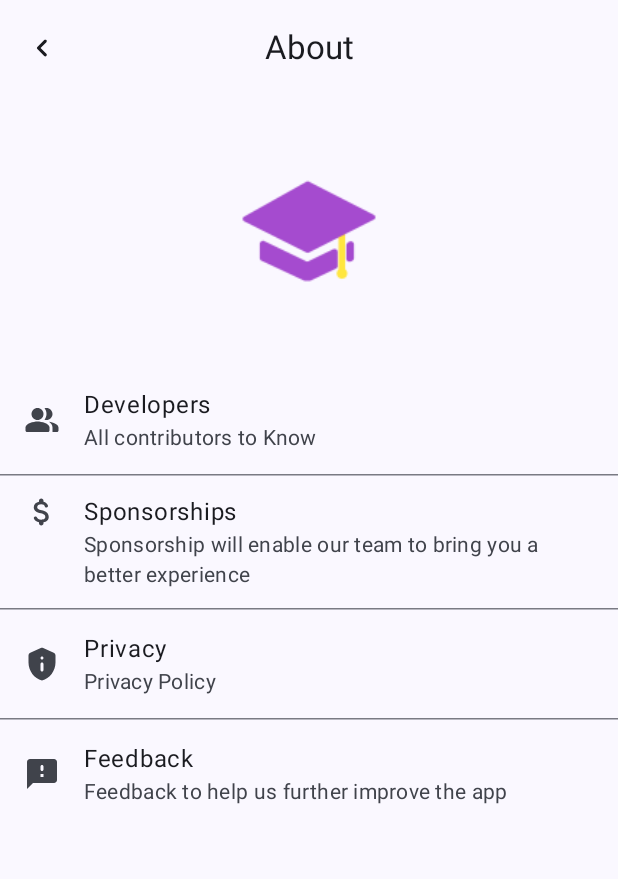
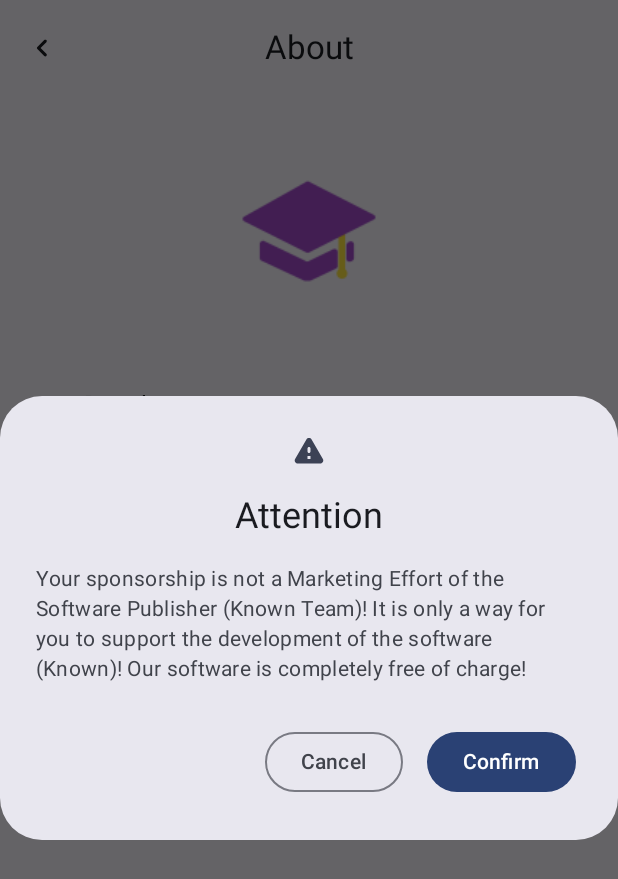
Before and after one commit to Melendez1209/Known, an Android app built with Jetpack Compose: the AboutScreen screen opened through its navigation route, after a tap on "Sponsorships", on a phone screen of 412 x 824 dp. Shown: the top 879 px of the screen. Run offline under Robolectric (Android 15) with nearby library versions, the phone set to English and light mode, and no system bars; our stand-ins replace accompanist, window size class.

Commit message:
Android: Improving notification of donations

```diff
--- a/Android/app/src/main/java/com/melendez/known/about/AboutScreen.kt
+++ b/Android/app/src/main/java/com/melendez/known/about/AboutScreen.kt
@@ -20,18 +20,26 @@ import androidx.compose.material.icons.rounded.AttachMoney
 import androidx.compose.material.icons.rounded.Feedback
 import androidx.compose.material.icons.rounded.PeopleAlt
 import androidx.compose.material.icons.rounded.PrivacyTip
+import androidx.compose.material.icons.rounded.Warning
+import androidx.compose.material3.AlertDialog
+import androidx.compose.material3.Button
 import androidx.compose.material3.CenterAlignedTopAppBar
 import androidx.compose.material3.ExperimentalMaterial3Api
 import androidx.compose.material3.HorizontalDivider
 import androidx.compose.material3.Icon
 import androidx.compose.material3.IconButton
 import androidx.compose.material3.ListItem
+import androidx.compose.material3.OutlinedButton
 import androidx.compose.material3.Surface
 import androidx.compose.material3.Text
 import androidx.compose.material3.TopAppBar
 import androidx.compose.material3.TopAppBarDefaults
 import androidx.compose.material3.windowsizeclass.WindowWidthSizeClass
 import androidx.compose.runtime.Composable
+import androidx.compose.runtime.getValue
+import androidx.compose.runtime.mutableStateOf
+import androidx.compose.runtime.remember
+import androidx.compose.runtime.setValue
 import androidx.compose.ui.Modifier
 import androidx.compose.ui.input.nestedscroll.nestedScroll
 import androidx.compose.ui.platform.LocalContext
@@ -135,6 +143,51 @@ fun AboutScreen_MediumExpanded(navTotalController: NavHostController) {
 fun About_Content(modifier: Modifier, navTotalController: NavHostController) {
 
     val context = LocalContext.current
+    var showingDialog by remember { mutableStateOf(false) }
+
+    if (showingDialog) {
+        AlertDialog(
+            onDismissRequest = {
+                showingDialog = false
+            },
+            confirmButton = {
+                Button(
+                    onClick = {
+                        val intent = Intent(
+                            Intent.ACTION_VIEW,
+                            Uri.parse("https://bmc.link/markmelendez")
+                        )
+                        context.startActivity(intent)
+                    },
+                    modifier = Modifier.padding(4.dp)
+                ) {
+                    Text(stringResource(R.string.confirm))
+                }
+            },
+            dismissButton = {
+                OutlinedButton(
+                    onClick = {
+                        showingDialog = false
+                    },
+                    modifier = Modifier.padding(4.dp)
+                ) {
+                    Text(stringResource(R.string.cancel))
+                }
+            },
+            icon = {
+                Icon(
+                    imageVector = Icons.Rounded.Warning,
+                    contentDescription = stringResource(R.string.attention)
+                )
+            },
+            title = {
+                Text(text = stringResource(R.string.attention))
+            },
+            text = {
+                Text(text = stringResource(R.string.disclaimer))
+            }
+        )
+    }
 
     LazyColumn(modifier = modifier) {
         item {
@@ -161,11 +214,7 @@ fun About_Content(modifier: Modifier, navTotalController: NavHostController) {
             ListItem(
                 headlineContent = { Text(text = stringResource(R.string.sponsorships)) },
                 modifier = Modifier.clickable {
-                    val intent = Intent(
-                        Intent.ACTION_VIEW,
-                        Uri.parse("https://bmc.link/markmelendez")
-                    )
-                    context.startActivity(intent)
+                    showingDialog = true
                 },
                 supportingContent = { Text(text = stringResource(R.string.better_experience)) },
                 leadingContent = {
--- a/Android/app/src/main/java/com/melendez/known/add/compose/Inputting.kt
+++ b/Android/app/src/main/java/com/melendez/known/add/compose/Inputting.kt
@@ -68,8 +68,7 @@ fun Inputting(widthSizeClass: WindowWidthSizeClass, navTotalController: NavHostC
                     enabled = examName.isNotEmpty(),
                     onClick = {
                         showingDialog = false
-                    },
-                    modifier = Modifier.padding(4.dp)
+                    }
                 ) {
                     Text(stringResource(R.string.reserve))
                 }
@@ -79,8 +78,7 @@ fun Inputting(widthSizeClass: WindowWidthSizeClass, navTotalController: NavHostC
                     onClick = {
                         showingDialog = false
                         examName = ""
-                    },
-                    modifier = Modifier.padding(4.dp)
+                    }
                 ) {
                     Text(stringResource(R.string.discard))
                 }
--- a/Android/app/src/main/java/com/melendez/known/feedback/Bug.kt
+++ b/Android/app/src/main/java/com/melendez/known/feedback/Bug.kt
@@ -195,8 +195,7 @@ fun Bug_Content(widthSizeClass: WindowWidthSizeClass, modifier: Modifier) {
                     onClick = {
                         showingDialog = false
                         videoPicker.launch(PickVisualMediaRequest(ActivityResultContracts.PickVisualMedia.VideoOnly))
-                    },
-                    modifier = Modifier.padding(4.dp)
+                    }
                 ) {
                     Text(stringResource(R.string.screen_record))
                 }
@@ -206,8 +205,7 @@ fun Bug_Content(widthSizeClass: WindowWidthSizeClass, modifier: Modifier) {
                     onClick = {
                         showingDialog = false
                         pickMultipleMedia.launch(PickVisualMediaRequest(ActivityResultContracts.PickVisualMedia.ImageOnly))
-                    },
-                    modifier = Modifier.padding(4.dp)
+                    }
                 ) {
                     Text(text = stringResource(R.string.screenshots))
                 }
--- a/Android/app/src/main/res/values/strings.xml
+++ b/Android/app/src/main/res/values/strings.xml
@@ -95,4 +95,7 @@
     <string name="ask_something">Ask something</string>
     <string name="ai_analyse">Analyse with Know-er</string>
     <string name="prophets">Prophets</string>
+    <string name="confirm">Confirm</string>
+    <string name="attention">Attention</string>
+    <string name="disclaimer">Your sponsorship is not a Marketing Effort of the Software Publisher (Known Team)! It is only a way for you to support the development of the software (Known)! Our software is completely free of charge!</string>
 </resources>
--- a/Android/build.gradle.kts
+++ b/Android/build.gradle.kts
@@ -1,5 +1,5 @@
 // Top-level build file where you can add configuration options common to all sub-projects/modules.
 plugins {
-    id("com.android.application") version "8.4.0-alpha09" apply false
+    id("com.android.application") version "8.4.0-alpha12" apply false
     id("org.jetbrains.kotlin.android") version "1.9.0" apply false
 }
```
Also changed, not shown: Android/app/build.gradle.kts (+9 -9 lines), Android/app/src/main/java/com/melendez/known/add/compose/DRP.kt (+2 -5 lines), Android/gradle/wrapper/gradle-wrapper.properties, 9 other files.
